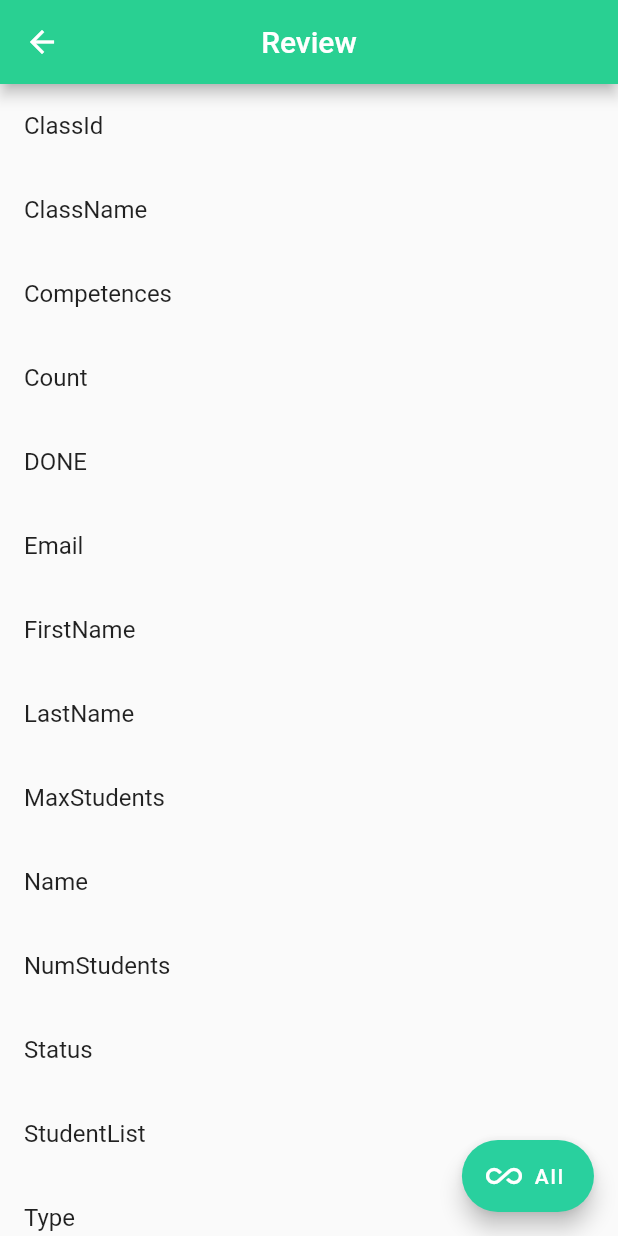
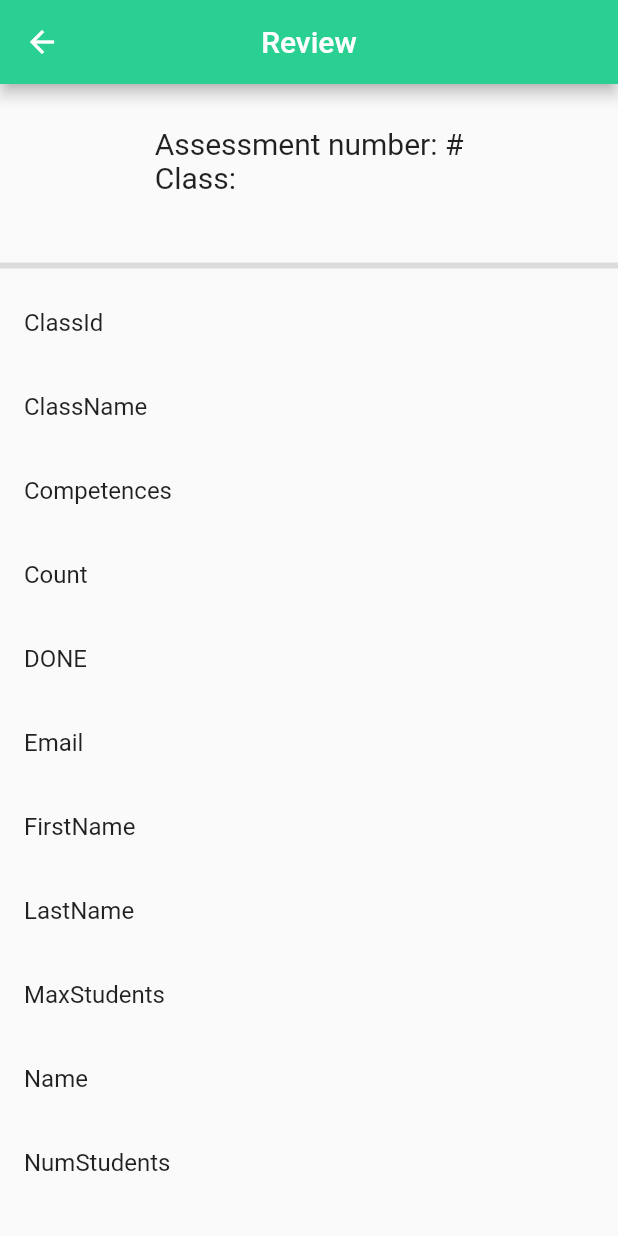
Before and after one commit to n1ghtbyte/Assessments-App, a Flutter app: the AssessmentCheck screen opened directly with empty values, on a phone screen of 412 x 824 dp. Run offline on Flutter 3.47's test engine with Material 2 defaults, Android fonts, the phone set to English and light mode, and no system bars; our stand-ins replace charts_flutter, cloud_firestore, firebase_auth, firebase_core, syncfusion_flutter_charts; missing offline and left inert: cloud_firestore_web, cloud_functions_web, firebase_auth_web, firebase_core_web; accounts and stored records are empty.

Commit message:
added info to review page

```diff
--- a/lib/pages/Teacher/AssessmentCheck.dart
+++ b/lib/pages/Teacher/AssessmentCheck.dart
@@ -79,6 +79,8 @@ class _AssessmentCheckState extends State<AssessmentCheck> {
                     namedStuds[i.toString()] = i.toString();
                   }
                 }
+                print("::::::");
+                print(studs);
 
                 return Scaffold(
                     appBar: AppBar(
@@ -86,19 +88,30 @@ class _AssessmentCheckState extends State<AssessmentCheck> {
                       centerTitle: true,
                       backgroundColor: Color(0xff29d092),
                     ),
-                  floatingActionButton: FloatingActionButton.extended(
-                    onPressed: null,
-                    backgroundColor: const Color(0xFF29D09E),
-                    label: Text('All'),
-                    icon: Icon(Icons.all_inclusive),
+                    body: Column(
+                      children: [
+                        SizedBox(
+                          height: 14,
                         ),
-                  body: SafeArea(
+                        Container(
+                          padding: EdgeInsets.all(14.0),
+                          child: Text(
+                            "Assessment number: ${data['currentNumber']}#\nClass: ${data['ClassName']}\n",
+                            style: TextStyle(fontSize: 20),
+                          ),
+                        ),
+                        Divider(
+                          height: 20,
+                          thickness: 4,
+                        ),
+                        Expanded(
                           child: ListView.builder(
                               itemCount: studs.length,
                               itemBuilder: (BuildContext context, int index) {
                                 return ListTile(
                                   //title: Text("KII"),
-                              title: Text(namedStuds[studs[index].toString()]
+                                  title: Text(
+                                      namedStuds[studs[index].toString()]
                                           .toString()),
                                   onTap: () {
                                     Navigator.push(
@@ -114,8 +127,10 @@ class _AssessmentCheckState extends State<AssessmentCheck> {
                                     );
                                   },
                                 );
-                          })),
-                );
+                              }),
+                        ),
+                      ],
+                    ));
               });
         });
   }
```
Lines whose indentation alone changed are shown as unchanged.
